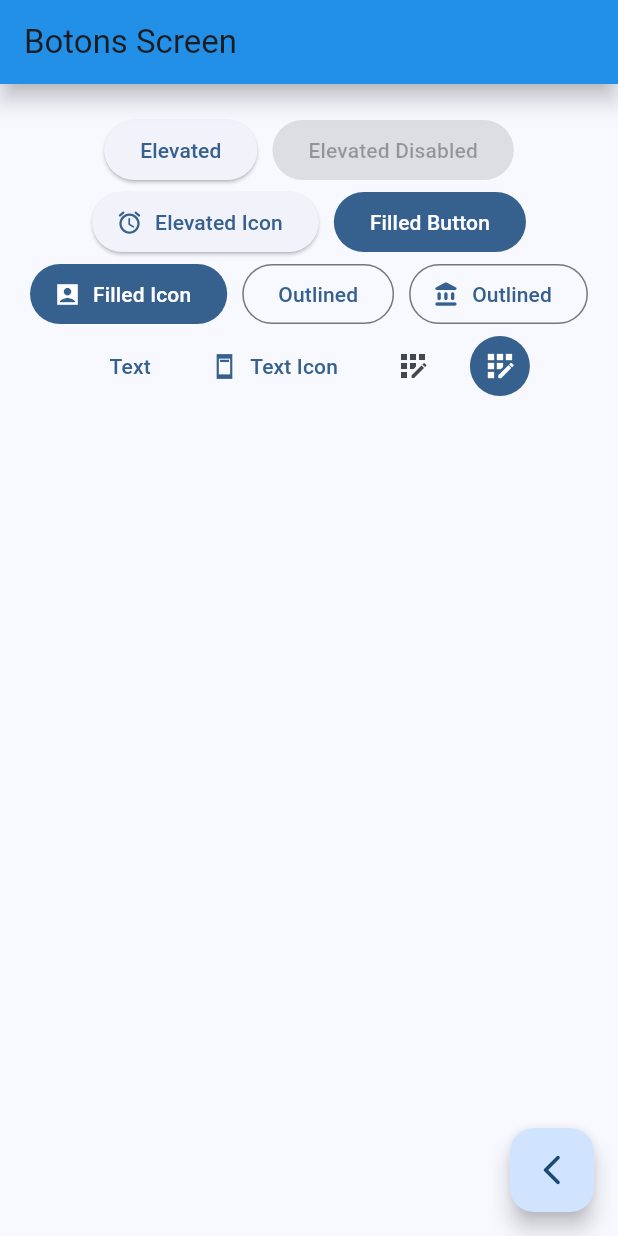
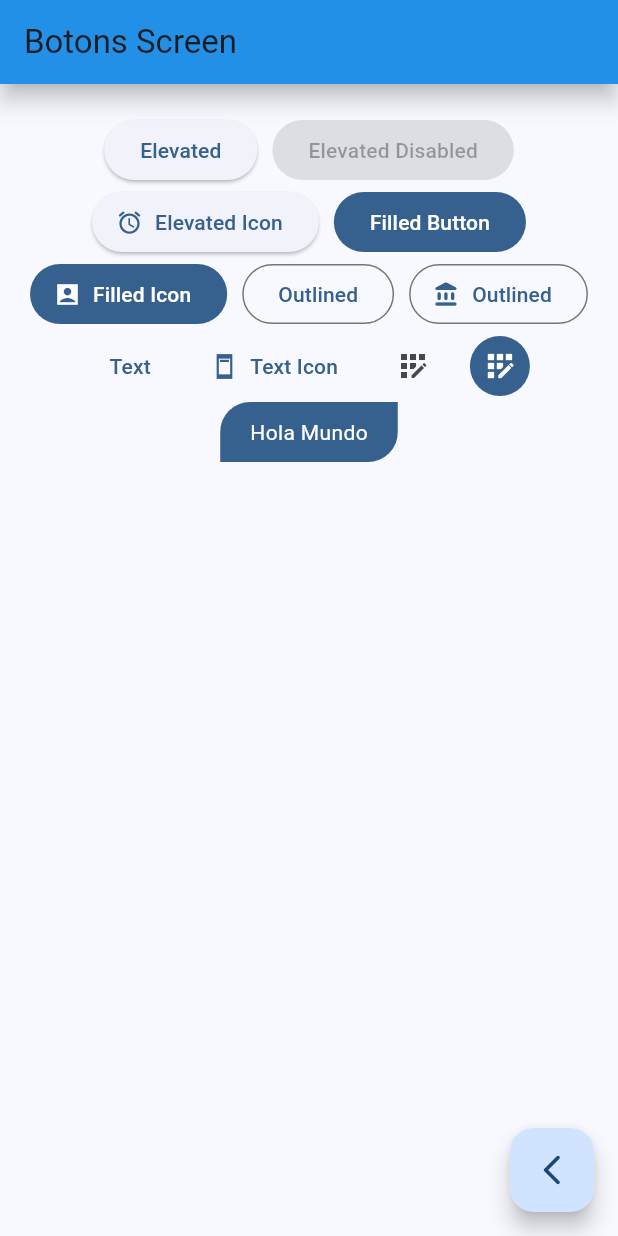
Before and after one commit to rafaelgamezdiaz/widgets_app, a Flutter app: the ButtonsScreen screen opened by its route, on a phone screen of 412 x 824 dp. Run offline on Flutter 3.47's test engine with Material 3 defaults, Android fonts, the phone set to English and light mode, and no system bars; our stand-ins replace go_router.

Commit message:
buttons screen finished

```diff
--- a/lib/presentation/screens/buttons/buttons_screen.dart
+++ b/lib/presentation/screens/buttons/buttons_screen.dart
@@ -67,7 +67,6 @@ class _ButtonsView extends StatelessWidget {
               label: Text('Text Icon'),
             ),
 
-            // TODO Custom button
             IconButton(onPressed: () {}, icon: Icon(Icons.app_registration)),
             IconButton(
               onPressed: () {},
@@ -77,9 +76,39 @@ class _ButtonsView extends StatelessWidget {
                 iconColor: WidgetStatePropertyAll(Colors.white),
               ),
             ),
+
+            CustomButton(color: colors.primary),
           ],
         ),
       ),
     );
   }
 }
+
+class CustomButton extends StatelessWidget {
+  final Color color;
+  const CustomButton({super.key, required this.color});
+
+  @override
+  Widget build(BuildContext context) {
+    return ClipRRect(
+      borderRadius: BorderRadius.only(
+        topLeft: Radius.circular(20),
+        bottomRight: Radius.circular(20),
+      ),
+      child: Material(
+        color: color,
+        child: InkWell(
+          onTap: () {},
+          child: Padding(
+            padding: const EdgeInsets.symmetric(horizontal: 20, vertical: 10),
+            child: const Text(
+              'Hola Mundo',
+              style: TextStyle(color: Colors.white),
+            ),
+          ),
+        ),
+      ),
+    );
+  }
+}
--- a/lib/presentation/screens/home/home_screen.dart
+++ b/lib/presentation/screens/home/home_screen.dart
@@ -1,7 +1,6 @@
 import 'package:flutter/material.dart';
 import 'package:go_router/go_router.dart';
 import 'package:widgets_app/config/menu/menu_items.dart';
-import 'package:widgets_app/presentation/screens/cards/cards_screen.dart';
 
 class HomeScreen extends StatelessWidget {
   static const String name = 'home_screen';
```
